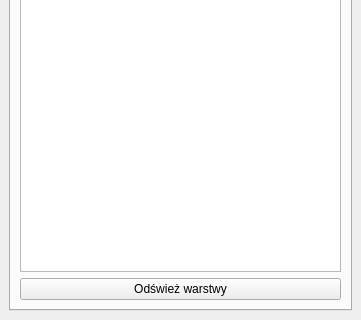
Qt form usemaps_plugin/service/main_dockwidget.ui (gis-support/usemaps-qgis-plugin) before a commit; both pictures show x 0 to 361 and y 295 to 615 of the 361 by 615 pixel window.
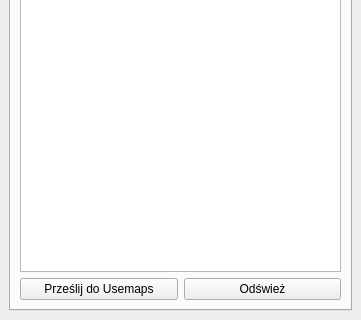
The same form after that commit.

```diff
--- a/usemaps_plugin/service/main_dockwidget.ui
+++ b/usemaps_plugin/service/main_dockwidget.ui
@@ -107,14 +107,34 @@
          </widget>
         </item>
         <item>
+         <layout class="QHBoxLayout" name="horizontalLayout_2">
+          <property name="topMargin">
+           <number>0</number>
+          </property>
+          <item>
+           <widget class="QPushButton" name="addLayerButton">
+            <property name="maximumSize">
+             <size>
+              <width>16777215</width>
+              <height>16777215</height>
+             </size>
+            </property>
+            <property name="text">
+             <string>Prześlij do Usemaps</string>
+            </property>
+           </widget>
+          </item>
+          <item>
          <widget class="QPushButton" name="refreshButton">
           <property name="text">
-           <string>Odśwież warstwy</string>
+             <string>Odśwież</string>
           </property>
           <property name="default">
            <bool>false</bool>
           </property>
          </widget>
+          </item>
+         </layout>
         </item>
        </layout>
       </widget>
```
Left out of the diff: 2 changed lines with no effect on the pictures. Lines whose indentation alone changed are shown as unchanged.
